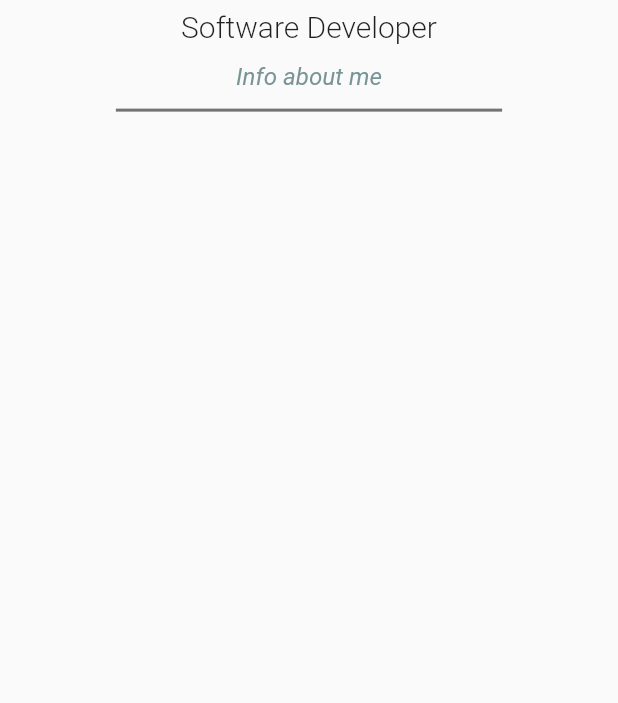
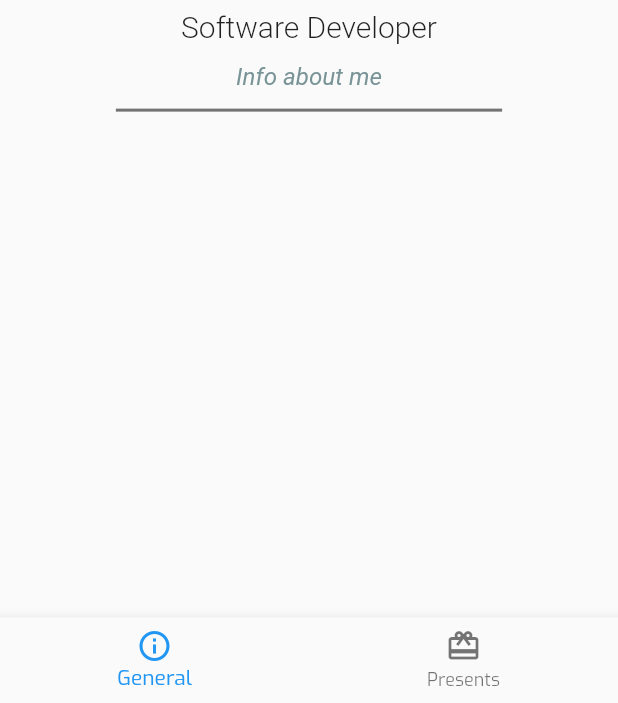
Before and after one commit to ozz-rjq/flutter-demo, a Flutter app: the MyProfilePage screen opened by its route, on a phone screen of 412 x 824 dp, the part 533-1236 px from its top. Run offline on Flutter 3.47's test engine with Material 2 defaults, Android fonts, the phone set to English and light mode, and no system bars; our stand-ins replace dynamic_theme; Roboto replaces fonts that are missing (Spectral).

Commit message:
Added bottom navbar for My Profile

```diff
--- a/lib/features/about/about_main.stateless.dart
+++ b/lib/features/about/about_main.stateless.dart
@@ -11,13 +11,13 @@ class AboutMain extends StatelessWidget {
           padding: EdgeInsets.all(12.0),
           child: Text('Online Dating Service for Singles Dating Service',
               textAlign: TextAlign.center,
-              style: TextStyle(fontSize: 28.0, fontWeight: FontWeight.w500)),
+              style: TextStyle(fontSize: 24.0, fontWeight: FontWeight.w500)),
         ),
         Container(
           padding: EdgeInsets.all(12.0),
           child: Text(
             'Meet new friends and find love in your area and worldwide with DatingWalk!',
-            style: TextStyle(fontSize: 22.0, fontStyle: FontStyle.italic),
+            style: TextStyle(fontSize: 18.0, fontStyle: FontStyle.italic),
             textAlign: TextAlign.justify,
           ),
         ),
--- a/lib/features/home/home.seek.tab.dart
+++ b/lib/features/home/home.seek.tab.dart
@@ -81,7 +81,7 @@ class _HomeSeekTabState extends State<HomeSeekTab> {
           activeColor: Colors.green,
           controlAffinity: ListTileControlAffinity.trailing,
           title: new Text('Man'),
-          subtitle: new Text('Make your choise'),
+          subtitle: new Text('Make your choice!'),
         ),
         RadioListTile(
           value: 'F',
@@ -90,7 +90,7 @@ class _HomeSeekTabState extends State<HomeSeekTab> {
           activeColor: Colors.green,
           controlAffinity: ListTileControlAffinity.trailing,
           title: new Text('Woman'),
-          subtitle: new Text('Make your choise'),
+          subtitle: new Text('Make your choice!'),
         ),
         _buildSubmit()
       ],
--- a/lib/features/my_profile/my_profile.dart
+++ b/lib/features/my_profile/my_profile.dart
@@ -1,12 +1,34 @@
 import 'package:flutter/material.dart';
 
-class MyProfilePage extends StatelessWidget {
+class MyProfilePage extends StatefulWidget {
+  MyProfilePage({Key key}) : super(key: key);
+
+  _MyProfilePageState createState() => _MyProfilePageState();
+}
+
+class _MyProfilePageState extends State<MyProfilePage> {
   final String _fullName = "Tester";
   final String _status = "Software Developer";
   final String _bio = "Info about me";
   final String _followers = "173";
   final String _posts = "24";
   final String _scores = "450";
+
+  List<BottomNavigationBarItem> _bottomNavbarItems;
+  String _bottomNavbarValue = '';
+  int _bottomNavbarIndex = 0;
+
+  final GlobalKey<ScaffoldState> _scaffoldstate =
+      new GlobalKey<ScaffoldState>();
+
+  @override
+  void initState() {
+    _bottomNavbarItems = new List();
+    _bottomNavbarItems.add(new BottomNavigationBarItem(
+        icon: new Icon(Icons.info_outline), title: new Text('General')));
+    _bottomNavbarItems.add(new BottomNavigationBarItem(
+        icon: new Icon(Icons.card_giftcard), title: new Text('Presents')));
+  }
 
   Widget _buildCoverImage(Size screenSize) {
     return Container(
@@ -239,6 +261,12 @@ class MyProfilePage extends StatelessWidget {
           ),
         ],
       ),
+      bottomNavigationBar: new BottomNavigationBar(
+        items: _bottomNavbarItems,
+        fixedColor: Colors.blue,
+        currentIndex: _bottomNavbarIndex,
+        onTap: (int item) {},
+      ),
     );
   }
 }
```
Also changed, not shown: lib/features/about/about.dart (+4 -4 lines), lib/features/about/about_advantages.stateless.dart (+4 -4 lines).
